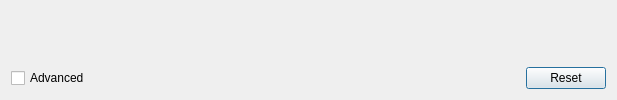
Old version of the form gsdview/plugins/stretch/ui/stretchdialog.ui in the repository avalentino/gsdview.
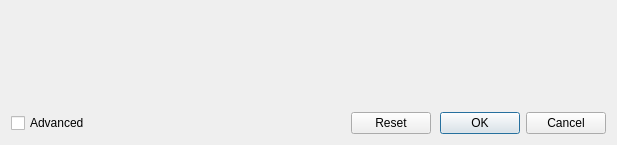
New version of the form.

Commit message: Additional buttons for the stretch dialog

Diff of the .ui file:
```diff
--- a/gsdview/plugins/stretch/ui/stretchdialog.ui
+++ b/gsdview/plugins/stretch/ui/stretchdialog.ui
@@ -7,7 +7,7 @@
     <x>0</x>
     <y>0</y>
     <width>617</width>
-    <height>100</height>
+    <height>145</height>
    </rect>
   </property>
   <property name="windowTitle">
@@ -50,9 +50,9 @@
       </spacer>
      </item>
      <item>
-      <widget class="QPushButton" name="resetButton">
-       <property name="text">
-        <string>Reset</string>
+      <widget class="QDialogButtonBox" name="buttonBox">
+       <property name="standardButtons">
+        <set>QDialogButtonBox::Cancel|QDialogButtonBox::Ok|QDialogButtonBox::Reset</set>
        </property>
       </widget>
      </item>
```
Left out of the diff: 35 changed lines with no effect on the pictures. The commit also changes 1 other file.
